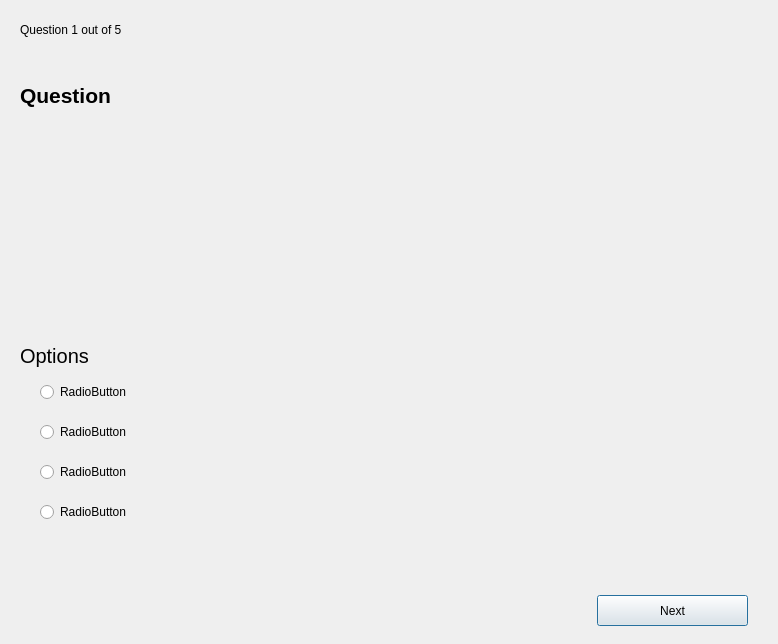
Above: takequizmodal.ui from jrTilak/gem-quiz before the change. Below: the same form after it.
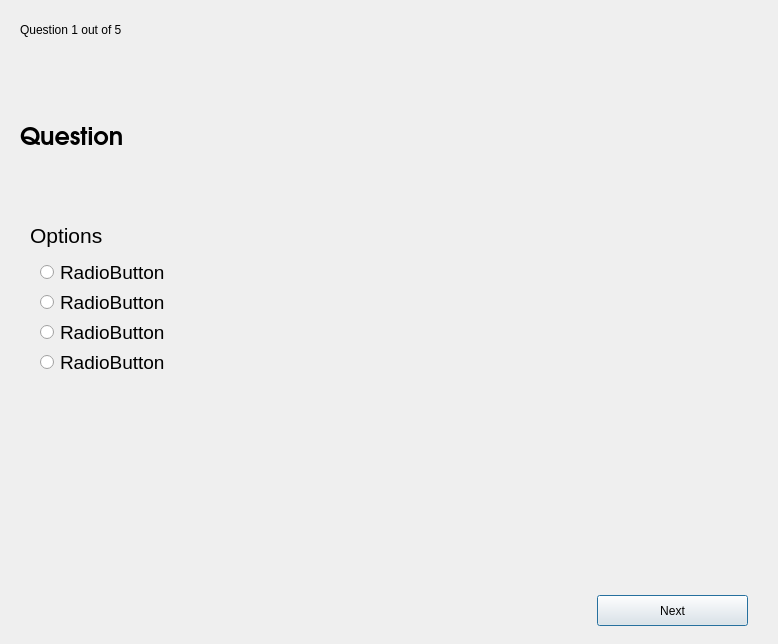
That is the form after the change. Icons and pictures are not drawn.

Diff of the .ui file:
```diff
--- a/takequizmodal.ui
+++ b/takequizmodal.ui
@@ -32,31 +32,36 @@
      <x>20</x>
      <y>60</y>
      <width>741</width>
-     <height>71</height>
+     <height>151</height>
     </rect>
    </property>
    <property name="font">
     <font>
-     <pointsize>16</pointsize>
+     <family>URW Gothic</family>
+     <pointsize>18</pointsize>
+     <italic>false</italic>
      <bold>true</bold>
     </font>
    </property>
    <property name="text">
     <string>Question</string>
    </property>
+   <property name="wordWrap">
+    <bool>true</bool>
+   </property>
   </widget>
   <widget class="QLabel" name="label_2">
    <property name="geometry">
     <rect>
-     <x>20</x>
-     <y>340</y>
+     <x>30</x>
+     <y>220</y>
      <width>91</width>
      <height>31</height>
     </rect>
    </property>
    <property name="font">
     <font>
-     <pointsize>15</pointsize>
+     <pointsize>16</pointsize>
     </font>
    </property>
    <property name="text">
@@ -67,11 +72,16 @@
    <property name="geometry">
     <rect>
      <x>40</x>
-     <y>380</y>
+     <y>260</y>
      <width>711</width>
      <height>24</height>
     </rect>
    </property>
+   <property name="font">
+    <font>
+     <pointsize>14</pointsize>
+    </font>
+   </property>
    <property name="text">
     <string>RadioButton</string>
    </property>
@@ -80,11 +90,16 @@
    <property name="geometry">
     <rect>
      <x>40</x>
-     <y>420</y>
+     <y>290</y>
      <width>711</width>
      <height>24</height>
     </rect>
    </property>
+   <property name="font">
+    <font>
+     <pointsize>14</pointsize>
+    </font>
+   </property>
    <property name="text">
     <string>RadioButton</string>
    </property>
@@ -93,11 +108,16 @@
    <property name="geometry">
     <rect>
      <x>40</x>
-     <y>460</y>
+     <y>320</y>
      <width>711</width>
      <height>24</height>
     </rect>
    </property>
+   <property name="font">
+    <font>
+     <pointsize>14</pointsize>
+    </font>
+   </property>
    <property name="text">
     <string>RadioButton</string>
    </property>
@@ -106,11 +126,16 @@
    <property name="geometry">
     <rect>
      <x>40</x>
-     <y>500</y>
+     <y>350</y>
      <width>730</width>
      <height>24</height>
     </rect>
    </property>
+   <property name="font">
+    <font>
+     <pointsize>14</pointsize>
+    </font>
+   </property>
    <property name="text">
     <string>RadioButton</string>
    </property>
```
Left out of the diff: 3 changed lines with no effect on the pictures.
